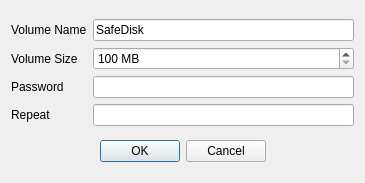
Before: the Qt Designer form qt/CreateDisk.ui in safedisk/safedisk, drawn with Qt 5.
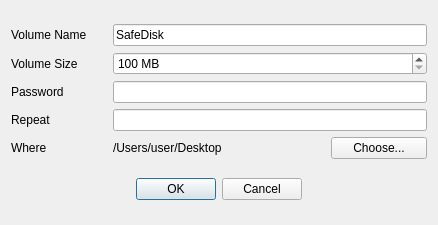
After: the same form once the commit is applied.

Commit message: Allow users to specify location of storage

The edit to the form file:
```diff
--- a/qt/CreateDisk.ui
+++ b/qt/CreateDisk.ui
@@ -6,27 +6,30 @@
    <rect>
     <x>0</x>
     <y>0</y>
-    <width>365</width>
-    <height>183</height>
+    <width>438</width>
+    <height>225</height>
    </rect>
   </property>
   <property name="windowTitle">
    <string>Create SafeDisk</string>
   </property>
+  <property name="modal">
+   <bool>true</bool>
+  </property>
   <layout class="QGridLayout" name="gridLayout">
-   <item row="0" column="0">
+   <item row="2" column="0">
     <layout class="QGridLayout" name="gridLayout_2">
-     <item row="0" column="0">
-      <widget class="QLabel" name="volumeNameLabel">
+     <item row="2" column="0">
+      <widget class="QLabel" name="passwordLabel">
        <property name="text">
-        <string>Volume Name</string>
+        <string>Password</string>
        </property>
       </widget>
      </item>
-     <item row="0" column="1">
-      <widget class="QLineEdit" name="volumeNameLineEdit">
+     <item row="3" column="0">
+      <widget class="QLabel" name="repeatLabel">
        <property name="text">
-        <string>SafeDisk</string>
+        <string>Repeat</string>
        </property>
       </widget>
      </item>
@@ -37,7 +40,49 @@
        </property>
       </widget>
      </item>
-     <item row="1" column="1">
+     <item row="0" column="0">
+      <widget class="QLabel" name="volumeNameLabel">
+       <property name="text">
+        <string>Volume Name</string>
+       </property>
+      </widget>
+     </item>
+     <item row="4" column="3">
+      <widget class="QPushButton" name="choosePushButton">
+       <property name="text">
+        <string>Choose...</string>
+       </property>
+      </widget>
+     </item>
+     <item row="4" column="0">
+      <widget class="QLabel" name="storagePathLabel">
+       <property name="text">
+        <string>Where</string>
+       </property>
+      </widget>
+     </item>
+     <item row="4" column="1">
+      <widget class="QLabel" name="storagePathText">
+       <property name="text">
+        <string>/Users/user/Desktop</string>
+       </property>
+      </widget>
+     </item>
+     <item row="3" column="1" colspan="3">
+      <widget class="QLineEdit" name="repeatLineEdit">
+       <property name="echoMode">
+        <enum>QLineEdit::Password</enum>
+       </property>
+      </widget>
+     </item>
+     <item row="2" column="1" colspan="3">
+      <widget class="QLineEdit" name="passwordLineEdit">
+       <property name="echoMode">
+        <enum>QLineEdit::Password</enum>
+       </property>
+      </widget>
+     </item>
+     <item row="1" column="1" colspan="3">
       <widget class="QDoubleSpinBox" name="volumeSizeDoubleSpinBox">
        <property name="suffix">
         <string> MB</string>
@@ -56,37 +101,16 @@
        </property>
       </widget>
      </item>
-     <item row="2" column="0">
-      <widget class="QLabel" name="passwordLabel">
+     <item row="0" column="1" colspan="3">
+      <widget class="QLineEdit" name="volumeNameLineEdit">
        <property name="text">
-        <string>Password</string>
-       </property>
-      </widget>
-     </item>
-     <item row="2" column="1">
-      <widget class="QLineEdit" name="passwordLineEdit">
-       <property name="echoMode">
-        <enum>QLineEdit::Password</enum>
-       </property>
-      </widget>
-     </item>
-     <item row="3" column="0">
-      <widget class="QLabel" name="repeatLabel">
-       <property name="text">
-        <string>Repeat</string>
-       </property>
-      </widget>
-     </item>
-     <item row="3" column="1">
-      <widget class="QLineEdit" name="repeatLineEdit">
-       <property name="echoMode">
-        <enum>QLineEdit::Password</enum>
+        <string>SafeDisk</string>
        </property>
       </widget>
      </item>
     </layout>
    </item>
-   <item row="1" column="0">
+   <item row="5" column="0">
     <widget class="QDialogButtonBox" name="buttonBox">
      <property name="enabled">
       <bool>true</bool>
```
Left out of the diff: 19 changed lines with no effect on the pictures. The commit also changes 9 other files.
